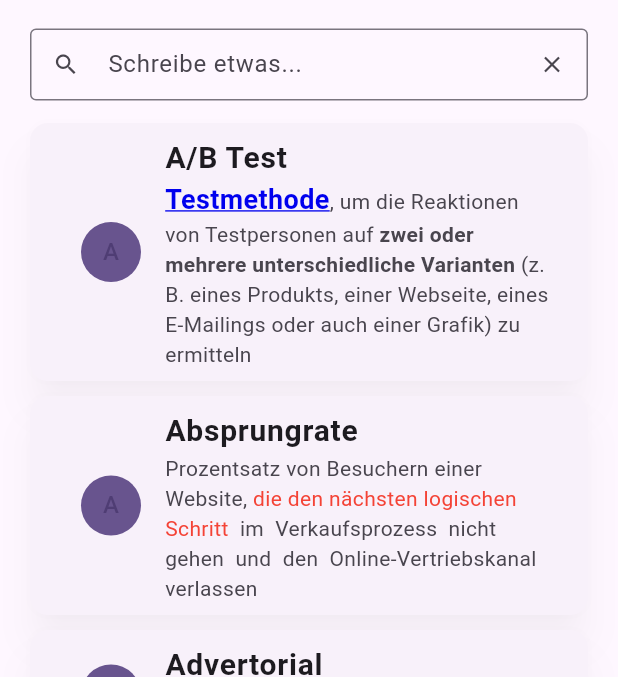
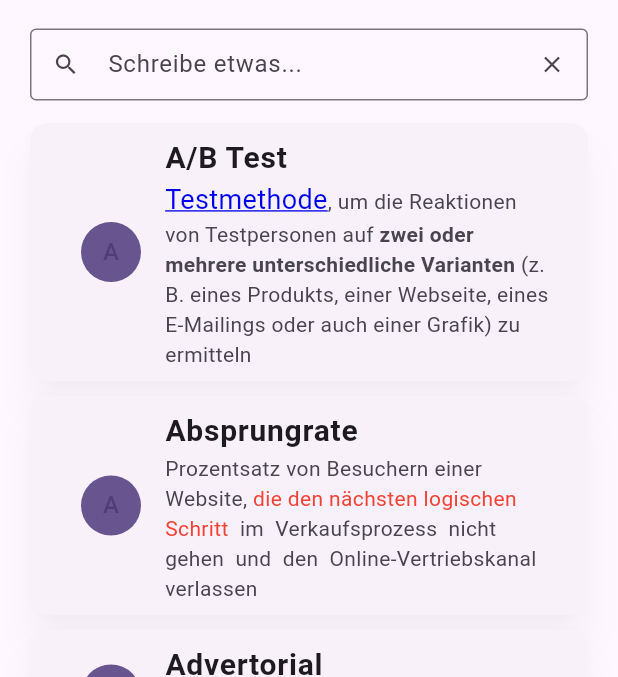
Before and after one commit to sahibul-nf/Kaufmann_Kennzahlen, a Flutter app: the HomePage screen opened directly, on a phone screen of 412 x 824 dp, the part 63-740 px from its top. Run offline on Flutter 3.47's test engine with Material 2 defaults, Android fonts, the phone set to English and light mode, and no system bars; drawn by our look-alikes of styled_text; our stand-ins replace google_fonts.

```diff
--- a/lib/screens/Home_page/home_page.dart
+++ b/lib/screens/Home_page/home_page.dart
@@ -123,7 +123,7 @@ class HomePageState extends State<HomePage> {
                               decorationColor: Color.fromRGBO(0, 0, 238, 1),
                               color: Color.fromRGBO(0, 0, 238, 1),
                               fontSize: 18,
-                              fontWeight: FontWeight.w700),
+                              ),
                         ),
                         'b': StyledTextTag(
                             style:
```
